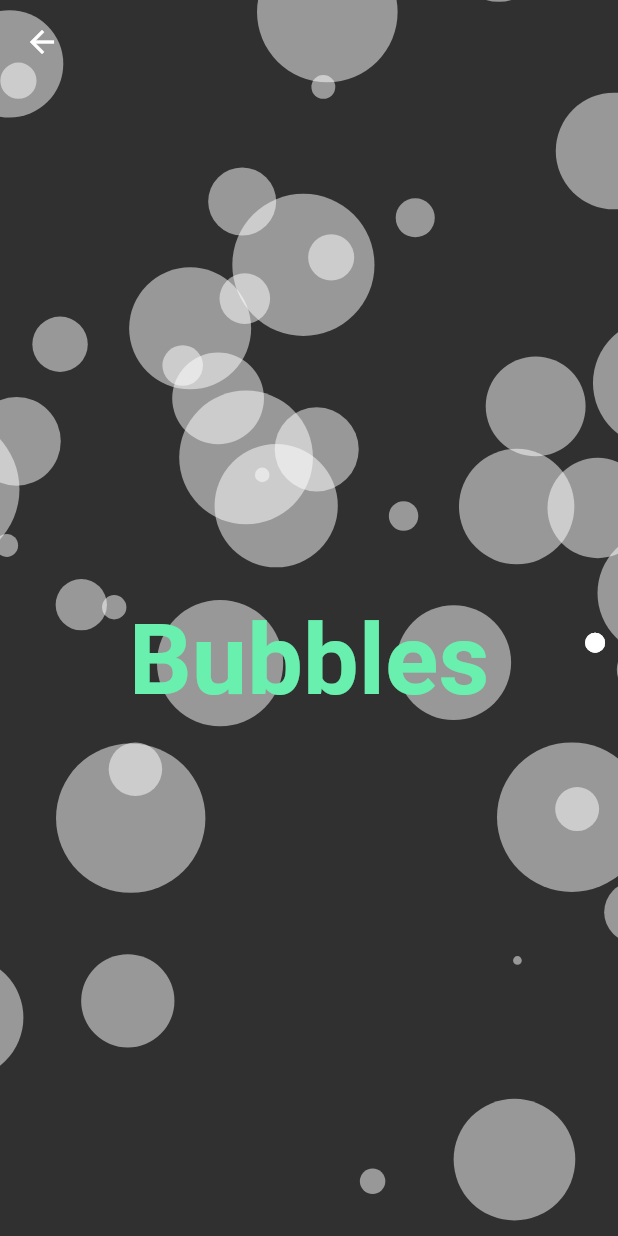
After one commit to Nolence/flutter_challenges, a Flutter app: the screen it shows after launch, after a tap on "Bubbles", on a phone screen of 412 x 824 dp. The commit adds this screen. Run offline on Flutter 3.47's test engine with Material 2 defaults, Android fonts, the phone set to English and light mode, and no system bars; missing offline and left inert: fast_noise.

Commit message:
Add starfield

```diff
--- a/lib/main.dart
+++ b/lib/main.dart
@@ -1,5 +1,7 @@
 import 'package:challenges/constants.dart';
+import 'package:challenges/pages/bubbles/bubbles.dart';
 import 'package:challenges/pages/fractals/fractals.dart';
+import 'package:challenges/pages/starfield/starfield.dart';
 import 'package:challenges/pages/walkers/walkers.dart';
 import 'package:flutter/material.dart';
 
@@ -15,6 +17,8 @@ class App extends StatelessWidget {
       routes: {
         '/walkers': (_) => Walkers(),
         '/fractals': (_) => Fractals(),
+        '/bubbles': (_) => Bubbles(),
+        '/starfield': (_) => Starfield(),
       },
     );
   }
@@ -31,7 +35,7 @@ class _HomeState extends State<Home> {
     return Scaffold(
       body: SafeArea(
         child: GridView(
-          padding: const EdgeInsets.all(kPaLg),
+          padding: const EdgeInsets.all(kPa),
           gridDelegate: SliverGridDelegateWithFixedCrossAxisCount(
             crossAxisCount: 2,
             crossAxisSpacing: 16,
@@ -48,6 +52,17 @@ class _HomeState extends State<Home> {
               title: 'Fractals',
               to: '/fractals',
               description: 'Simple and L-System Recursive fractals',
+            ),
+            PageButton(
+              title: 'Starfield',
+              to: '/starfield',
+              description: 'Plain Jane implemention of a starfield',
+            ),
+            PageButton(
+              title: 'Bubbles',
+              to: '/bubbles',
+              description:
+                  'An extension of starfield for drawing popping bubbles',
             ),
           ],
         ),
--- /dev/null
+++ b/lib/mixins/setup_mixin.dart
@@ -0,0 +1,44 @@
+import 'package:flutter/material.dart';
+
+mixin SetupMixin<T extends StatefulWidget> on State<T> {
+  final customPaintKey = GlobalKey();
+  Size _size;
+
+  @override
+  void initState() {
+    /// This will wait until after the draw call.
+    Future.delayed(Duration.zero, () {
+      final context = customPaintKey.currentContext;
+      if (context == null)
+        throw 'Make sure to add the key \`customPaintKey\` to your `CustomPainter`.';
+
+      final RenderBox box = context.findRenderObject();
+
+      _size = box.size;
+
+      setup(box.size);
+    });
+    super.initState();
+  }
+
+  @override
+  void didUpdateWidget(oldWidget) {
+    final context = customPaintKey.currentContext;
+    if (context == null)
+      throw 'Make sure to add the key \`customPaintKey\` to your `CustomPainter`.';
+
+    final RenderBox box = context.findRenderObject();
+
+    if (box.size != _size) {
+      onWindowResize(box.size);
+      _size = box.size;
+    }
+
+    super.didUpdateWidget(oldWidget);
+  }
+
+  /// final  box = customPaintKey.currentContext.findRenderObject();
+  void setup(Size size);
+
+  void onWindowResize(Size size);
+}
--- /dev/null
+++ b/lib/pages/bubbles/bubbles.dart
@@ -0,0 +1,129 @@
+import 'dart:math';
+import 'dart:ui';
+
+import 'package:challenges/mixins/setup_mixin.dart';
+import 'package:challenges/pages/bubbles/models/bubble.dart';
+import 'package:challenges/utils/map_range.dart';
+import 'package:flutter/material.dart';
+
+class Bubbles extends StatefulWidget {
+  @override
+  _BubblesState createState() => _BubblesState();
+}
+
+class _BubblesState extends State<Bubbles>
+    with SingleTickerProviderStateMixin, SetupMixin {
+  AnimationController _animationController;
+  final List<Bubble> _bubbles = [];
+
+  @override
+  void initState() {
+    _animationController = AnimationController(
+      vsync: this,
+      duration: const Duration(days: 365),
+    );
+
+    _animationController.forward();
+
+    super.initState();
+  }
+
+  @override
+  void dispose() {
+    _animationController.dispose();
+
+    super.dispose();
+  }
+
+  @override
+  Widget build(BuildContext context) {
+    return Scaffold(
+      appBar: AppBar(
+        backgroundColor: Colors.transparent,
+        elevation: 0.0,
+      ),
+      body: SizedBox.expand(
+        child: AnimatedBuilder(
+          animation: _animationController,
+          child: Center(
+            child: Text(
+              'Bubbles',
+              style: Theme.of(context).textTheme.display3.copyWith(
+                    fontSize: 66.0,
+                    color: Colors.greenAccent,
+                    fontWeight: FontWeight.bold,
+                  ),
+            ),
+          ),
+          builder: (context, widget) {
+            return CustomPaint(
+              key: customPaintKey,
+              willChange: true,
+              painter: BubblesPainter(
+                _animationController.value,
+                _bubbles,
+              ),
+              child: widget,
+            );
+          },
+        ),
+      ),
+    );
+  }
+
+  @override
+  void setup(Size size) {
+    final random = Random();
+
+    setState(() {
+      _bubbles.addAll(List.generate(200, (_) {
+        final position = Offset(
+          mapRange(random.nextDouble(), 0, 1, -size.width, size.width),
+          mapRange(random.nextDouble(), 0, 1, -size.height, size.height),
+        );
+
+        final radius = random.nextDouble() * 60.0;
+
+        return Bubble(position, radius);
+      }));
+    });
+  }
+
+  @override
+  void onWindowResize(Size size) {}
+}
+
+class BubblesPainter extends CustomPainter {
+  BubblesPainter(this.animationValue, this.bubbles)
+      : brush = Paint()..color = Colors.white.withOpacity(.5),
+        _startTime = DateTime.now(),
+        textStyle = TextStyle(
+          color: Colors.white,
+          fontSize: 30,
+        );
+
+  final List<Bubble> bubbles;
+  final double animationValue;
+  final Paint brush;
+  DateTime _startTime;
+  DateTime _endTime;
+  TextStyle textStyle;
+
+  @override
+  void paint(Canvas canvas, Size size) {
+    canvas.translate(size.width / 2, size.height / 2);
+    _endTime = DateTime.now();
+    final deltaTime = _endTime.difference(_startTime).inMicroseconds;
+    _startTime = _endTime;
+
+    for (final bubble in bubbles) {
+      bubble.show(canvas, brush, size);
+      bubble.update(deltaTime, size);
+    }
+  }
+
+  @override
+  bool shouldRepaint(BubblesPainter oldDelegate) {
+    return animationValue != oldDelegate.animationValue;
+  }
+}
--- /dev/null
+++ b/lib/pages/bubbles/models/bubble.dart
@@ -0,0 +1,35 @@
+import 'dart:math';
+
+import 'package:challenges/utils/map_range.dart';
+import 'package:flutter/material.dart';
+
+class Bubble {
+  Bubble(this.position, this.radius) : random = Random();
+
+  final Random random;
+  Offset position;
+  double radius;
+
+  void update(int deltaTime, Size size) {
+    radius--;
+
+    if (radius < 1) {
+      radius = random.nextDouble() * 60.0;
+      final newPosition = Offset(
+        mapRange(random.nextDouble(), 0, 1, -size.width, size.width),
+        mapRange(random.nextDouble(), 0, 1, -size.height, size.height),
+      );
+
+      position = newPosition;
+    }
+  }
+
+  void show(Canvas canvas, Paint paint, Size size) {
+    // double sx = mapRange(position.dx / position.dy, 0, 1, 0, size.width);
+    // double sy = mapRange(position.dx / position.dy, 0, 1, 0, size.height);
+
+    // canvas.drawCircle(Offset(sx, sy), radius, paint);
+
+    canvas.drawCircle(position, radius, paint);
+  }
+}
--- a/lib/pages/fractals/models/tree.dart
+++ b/lib/pages/fractals/models/tree.dart
@@ -97,7 +97,7 @@ class Tree {
       final branch = branches[i];
 
       if (branch.count > 0) {
-        branch.direction /= branch.count.toDouble();
+        branch.direction /= (branch.count.toDouble() + 1.0);
 
         branches.add(branch.next());
       }
--- /dev/null
+++ b/lib/utils/map_range.dart
@@ -0,0 +1,21 @@
+double mapRange(num value, num inMin, num inMax, num outMin, num outMax) {
+  return (value - inMin) * (outMax - outMin) / (inMax - inMin) + outMin;
+}
+
+// double mapRange(
+//   num value,
+//   num leftMin,
+//   num leftMax,
+//   num rightMin,
+//   num rightMax,
+// ) {
+//   // Figure out how 'wide' each range is
+//   final leftSpan = leftMax - leftMin;
+//   final rightSpan = rightMax - rightMin;
+
+//   // Convert the left range into a 0-1 range (float)
+//   final valueScaled = value - leftMin / leftSpan;
+
+//   // Convert the 0-1 range into a value in the right range.
+//   return rightMin + (valueScaled * rightSpan);
+// }
```
Also changed, not shown: lib/delta_time.dart (added, +95 -0 lines), lib/pages/starfield/models/star.dart (added, +48 -0 lines), lib/pages/starfield/starfield.dart (added, +118 -0 lines), lib/template.dart (added, +66 -0 lines), assets/starfield/starfield.gif (added), 2 other files.
